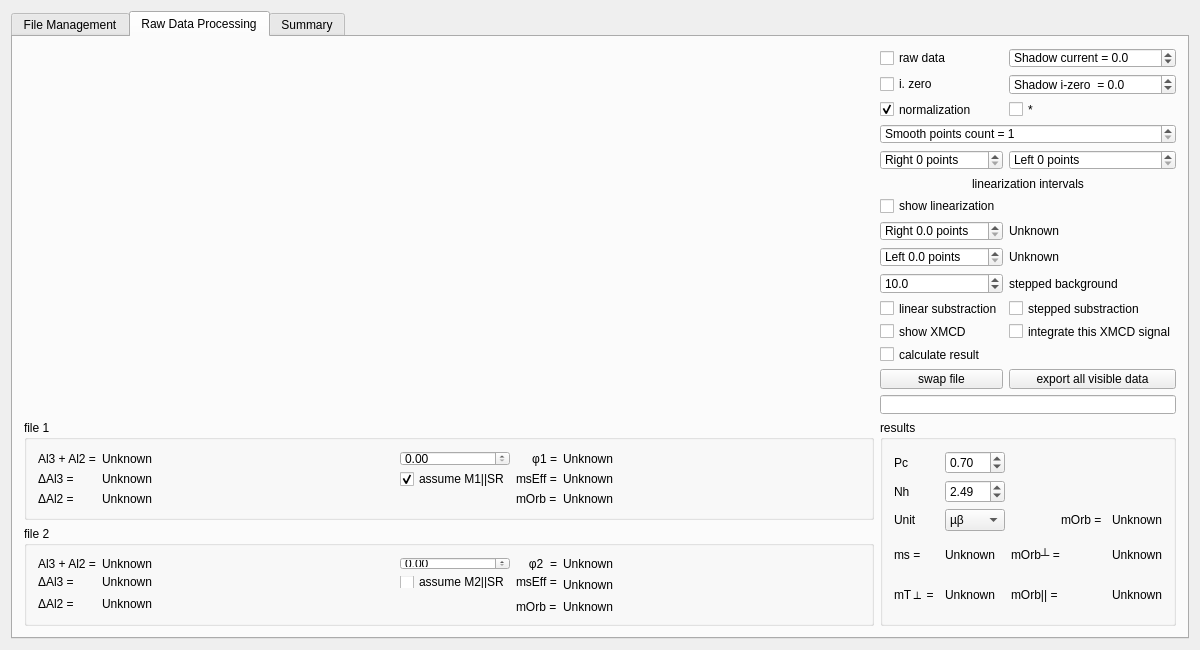
Qt form mainwindow.ui (Rezenter/XMCDAnalyser) before a commit.
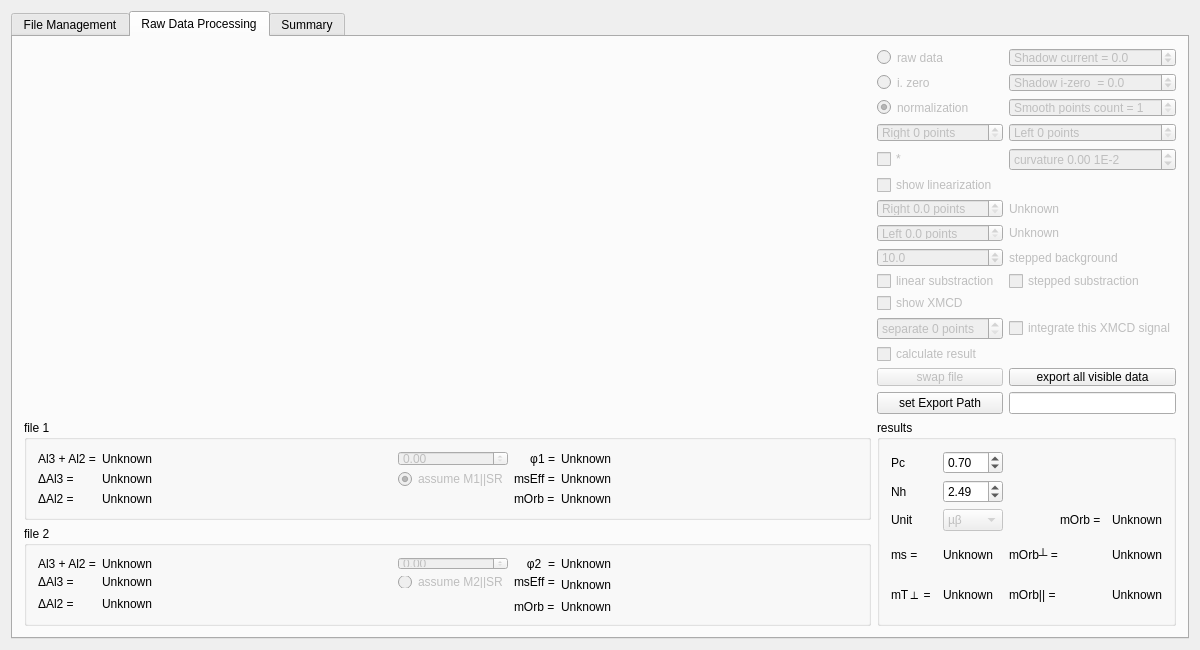
The same form after that commit.

What changed in the file:
```diff
--- a/mainwindow.ui
+++ b/mainwindow.ui
@@ -359,8 +359,82 @@
         </item>
         <item row="0" column="1">
          <layout class="QGridLayout" name="gridLayout">
+          <item row="0" column="0">
+           <widget class="QRadioButton" name="rawBox">
+            <property name="enabled">
+             <bool>false</bool>
+            </property>
+            <property name="sizePolicy">
+             <sizepolicy hsizetype="Minimum" vsizetype="Fixed">
+              <horstretch>0</horstretch>
+              <verstretch>0</verstretch>
+             </sizepolicy>
+            </property>
+            <property name="minimumSize">
+             <size>
+              <width>0</width>
+              <height>15</height>
+             </size>
+            </property>
+            <property name="toolTip">
+             <string>Bare data strait from beamline.</string>
+            </property>
+            <property name="toolTipDuration">
+             <number>100000</number>
+            </property>
+            <property name="statusTip">
+             <string/>
+            </property>
+            <property name="text">
+             <string>raw data</string>
+            </property>
+            <property name="checkable">
+             <bool>true</bool>
+            </property>
+            <property name="autoExclusive">
+             <bool>true</bool>
+            </property>
+            <attribute name="buttonGroup">
+             <string notr="true">dataTypeGroup</string>
+            </attribute>
+           </widget>
+          </item>
+          <item row="2" column="0">
+           <widget class="QRadioButton" name="normBox">
+            <property name="enabled">
+             <bool>false</bool>
+            </property>
+            <property name="minimumSize">
+             <size>
+              <width>0</width>
+              <height>15</height>
+             </size>
+            </property>
+            <property name="toolTip">
+             <string>(raw data)/(i.zero)</string>
+            </property>
+            <property name="toolTipDuration">
+             <number>100000</number>
+            </property>
+            <property name="text">
+             <string>normalization</string>
+            </property>
+            <property name="checked">
+             <bool>true</bool>
+            </property>
+            <property name="autoExclusive">
+             <bool>true</bool>
+            </property>
+            <attribute name="buttonGroup">
+             <string notr="true">dataTypeGroup</string>
+            </attribute>
+           </widget>
+          </item>
           <item row="0" column="1">
            <widget class="QDoubleSpinBox" name="shadowSpinBox">
+            <property name="enabled">
+             <bool>false</bool>
+            </property>
             <property name="minimumSize">
              <size>
               <width>0</width>
@@ -387,7 +461,7 @@
             </property>
            </widget>
           </item>
-          <item row="13" column="1">
+          <item row="15" column="1">
            <widget class="QPushButton" name="exportButton">
             <property name="sizePolicy">
              <sizepolicy hsizetype="Minimum" vsizetype="Fixed">
@@ -412,27 +486,11 @@
             </property>
            </widget>
           </item>
-          <item row="4" column="1">
-           <widget class="QSpinBox" name="bSpinBox">
-            <property name="minimumSize">
-             <size>
-              <width>0</width>
-              <height>15</height>
-             </size>
-            </property>
-            <property name="toolTipDuration">
-             <number>100000</number>
-            </property>
-            <property name="suffix">
-             <string> points</string>
-            </property>
-            <property name="prefix">
-             <string>Left </string>
-            </property>
-           </widget>
-          </item>
           <item row="6" column="0">
            <widget class="QCheckBox" name="linearBox">
+            <property name="enabled">
+             <bool>false</bool>
+            </property>
             <property name="minimumSize">
              <size>
               <width>0</width>
@@ -445,41 +503,13 @@
             <property name="text">
              <string>show linearization</string>
             </property>
-            <attribute name="buttonGroup">
-             <string notr="true">elseGroup</string>
-            </attribute>
-           </widget>
-          </item>
-          <item row="12" column="0">
-           <widget class="QCheckBox" name="calculateBox">
-            <property name="sizePolicy">
-             <sizepolicy hsizetype="Minimum" vsizetype="Fixed">
-              <horstretch>0</horstretch>
-              <verstretch>0</verstretch>
-             </sizepolicy>
-            </property>
-            <property name="minimumSize">
-             <size>
-              <width>0</width>
-              <height>15</height>
-             </size>
-            </property>
-            <property name="toolTip">
-             <string>If both files have calculated integrals, calculate resulting moments.</string>
-            </property>
-            <property name="toolTipDuration">
-             <number>100000</number>
-            </property>
-            <property name="text">
-             <string>calculate result</string>
-            </property>
-            <attribute name="buttonGroup">
-             <string notr="true">elseGroup</string>
-            </attribute>
            </widget>
           </item>
           <item row="9" column="1">
            <widget class="QLabel" name="label_24">
+            <property name="enabled">
+             <bool>false</bool>
+            </property>
             <property name="sizePolicy">
              <sizepolicy hsizetype="Minimum" vsizetype="Minimum">
               <horstretch>0</horstretch>
@@ -497,42 +527,11 @@
             </property>
            </widget>
           </item>
-          <item row="0" column="0">
-           <widget class="QCheckBox" name="rawBox">
-            <property name="sizePolicy">
-             <sizepolicy hsizetype="Minimum" vsizetype="Fixed">
-              <horstretch>0</horstretch>
-              <verstretch>0</verstretch>
-             </sizepolicy>
-            </property>
-            <property name="minimumSize">
-             <size>
-              <width>0</width>
-              <height>15</height>
-             </size>
-            </property>
-            <property name="toolTip">
-             <string>Bare data strait from beamline.</string>
-            </property>
-            <property name="toolTipDuration">
-             <number>100000</number>
-            </property>
-            <property name="statusTip">
-             <string/>
-            </property>
-            <property name="text">
-             <string>raw data</string>
-            </property>
-            <property name="autoExclusive">
-             <bool>true</bool>
-            </property>
-            <attribute name="buttonGroup">
-             <string notr="true">normGroup</string>
-            </attribute>
-           </widget>
-          </item>
-          <item row="13" column="0">
+          <item row="15" column="0">
            <widget class="QPushButton" name="swapButton">
+            <property name="enabled">
+             <bool>false</bool>
+            </property>
             <property name="minimumSize">
              <size>
               <width>0</width>
@@ -547,7 +546,7 @@
             </property>
            </widget>
           </item>
-          <item row="14" column="0" colspan="2">
+          <item row="16" column="1">
            <widget class="QLineEdit" name="exportLine">
             <property name="sizePolicy">
              <sizepolicy hsizetype="Minimum" vsizetype="Fixed">
@@ -569,8 +568,55 @@
             </property>
            </widget>
           </item>
+          <item row="3" column="0">
+           <widget class="QSpinBox" name="tSpinBox">
+            <property name="enabled">
+             <bool>false</bool>
+            </property>
+            <property name="minimumSize">
+             <size>
+              <width>0</width>
+              <height>15</height>
+             </size>
+            </property>
+            <property name="toolTipDuration">
+             <number>100000</number>
+            </property>
+            <property name="suffix">
+             <string> points</string>
+            </property>
+            <property name="prefix">
+             <string>Right </string>
+            </property>
+           </widget>
+          </item>
+          <item row="3" column="1">
+           <widget class="QSpinBox" name="bSpinBox">
+            <property name="enabled">
+             <bool>false</bool>
+            </property>
+            <property name="minimumSize">
+             <size>
+              <width>0</width>
+              <height>15</height>
+             </size>
+            </property>
+            <property name="toolTipDuration">
+             <number>100000</number>
+            </property>
+            <property name="suffix">
+             <string> points</string>
+            </property>
+            <property name="prefix">
+             <string>Left </string>
+            </property>
+           </widget>
+          </item>
           <item row="1" column="0">
-           <widget class="QCheckBox" name="zeroBox">
+           <widget class="QRadioButton" name="zeroBox">
+            <property name="enabled">
+             <bool>false</bool>
+            </property>
             <property name="sizePolicy">
              <sizepolicy hsizetype="Minimum" vsizetype="Fixed">
               <horstretch>0</horstretch>
@@ -603,8 +649,58 @@
             </attribute>
            </widget>
           </item>
+          <item row="2" column="1">
+           <widget class="QSpinBox" name="smoothSpinBox">
+            <property name="enabled">
+             <bool>false</bool>
+            </property>
+            <property name="minimumSize">
+             <size>
+              <width>0</width>
+              <height>15</height>
+             </size>
+            </property>
+            <property name="prefix">
+             <string>Smooth points count = </string>
+            </property>
+            <property name="minimum">
+             <number>1</number>
+            </property>
+            <property name="maximum">
+             <number>10</number>
+            </property>
+           </widget>
+          </item>
+          <item row="4" column="0">
+           <widget class="QCheckBox" name="mulBox">
+            <property name="enabled">
+             <bool>false</bool>
+            </property>
+            <property name="minimumSize">
+             <size>
+              <width>0</width>
+              <height>15</height>
+             </size>
+            </property>
+            <property name="toolTip">
+             <string>Multiply right polarization signal by constant in orger to equalize left edge.</string>
+            </property>
+            <property name="toolTipDuration">
+             <number>100000</number>
+            </property>
+            <property name="text">
+             <string>*</string>
+            </property>
+            <property name="checked">
+             <bool>false</bool>
+            </property>
+           </widget>
+          </item>
           <item row="8" column="1">
            <widget class="QLabel" name="rkLabel">
+            <property name="enabled">
+             <bool>false</bool>
+            </property>
             <property name="minimumSize">
              <size>
               <width>0</width>
@@ -622,36 +718,11 @@
             </property>
            </widget>
           </item>
-          <item row="11" column="1">
-           <widget class="QCheckBox" name="integrateBox">
-            <property name="sizePolicy">
-             <sizepolicy hsizetype="Minimum" vsizetype="Fixed">
-              <horstretch>0</horstretch>
-              <verstretch>0</verstretch>
-             </sizepolicy>
-            </property>
-            <property name="minimumSize">
-             <size>
-              <width>0</width>
-              <height>15</height>
-             </size>
-            </property>
-            <property name="toolTip">
-             <string>Calculate integrals based on the XMSD signal. Show them in the next tab.</string>
-            </property>
-            <property name="toolTipDuration">
-             <number>100000</number>
-            </property>
-            <property name="text">
-             <string>integrate this XMCD signal</string>
-            </property>
-            <attribute name="buttonGroup">
-             <string notr="true">elseGroup</string>
-            </attribute>
-           </widget>
-          </item>
           <item row="7" column="0">
            <widget class="QDoubleSpinBox" name="rlSpinBox">
+            <property name="enabled">
+             <bool>false</bool>
+            </property>
             <property name="minimumSize">
              <size>
               <width>0</width>
@@ -680,6 +751,9 @@
           </item>
           <item row="1" column="1">
            <widget class="QDoubleSpinBox" name="zeroShadowSpinBox">
+            <property name="enabled">
+             <bool>false</bool>
+            </property>
             <property name="minimumSize">
              <size>
               <width>0</width>
@@ -708,6 +782,9 @@
           </item>
           <item row="9" column="0">
            <widget class="QDoubleSpinBox" name="filletSpinBox">
+            <property name="enabled">
+             <bool>false</bool>
+            </property>
             <property name="minimumSize">
              <size>
               <width>0</width>
@@ -734,55 +811,11 @@
             </property>
            </widget>
           </item>
-          <item row="2" column="0">
-           <widget class="QCheckBox" name="normBox">
-            <property name="minimumSize">
-             <size>
-              <width>0</width>
-              <height>15</height>
-             </size>
-            </property>
-            <property name="toolTip">
-             <string>(raw data)/(i.zero)</string>
-            </property>
-            <property name="toolTipDuration">
-             <number>100000</number>
-            </property>
-            <property name="text">
-             <string>normalization</string>
-            </property>
-            <property name="checked">
-             <bool>true</bool>
-            </property>
-            <property name="autoExclusive">
-             <bool>true</bool>
-            </property>
-            <attribute name="buttonGroup">
-             <string notr="true">normGroup</string>
-            </attribute>
-           </widget>
-          </item>
-          <item row="4" column="0">
-           <widget class="QSpinBox" name="tSpinBox">
-            <property name="minimumSize">
-             <size>
-              <width>0</width>
-              <height>15</height>
-             </size>
-            </property>
-            <property name="toolTipDuration">
-             <number>100000</number>
-            </property>
-            <property name="suffix">
-             <string> points</string>
-            </property>
-            <property name="prefix">
-             <string>Right </string>
-            </property>
-           </widget>
-          </item>
           <item row="10" column="0">
            <widget class="QCheckBox" name="linearBackgroundBox">
+            <property name="enabled">
+             <bool>false</bool>
+            </property>
             <property name="sizePolicy">
              <sizepolicy hsizetype="Minimum" vsizetype="Fixed">
               <horstretch>0</horstretch>
@@ -811,6 +844,9 @@
           </item>
           <item row="8" column="0">
            <widget class="QDoubleSpinBox" name="llSpinBox">
+            <property name="enabled">
+             <bool>false</bool>
+            </property>
             <property name="minimumSize">
              <size>
               <width>0</width>
@@ -839,6 +875,9 @@
           </item>
           <item row="10" column="1">
            <widget class="QCheckBox" name="steppedBackgroundBox">
+            <property name="enabled">
+             <bool>false</bool>
+            </property>
             <property name="sizePolicy">
              <sizepolicy hsizetype="Minimum" vsizetype="Fixed">
               <horstretch>0</horstretch>
@@ -870,6 +909,9 @@
           </item>
           <item row="7" column="1">
            <widget class="QLabel" name="lkLabel">
+            <property name="enabled">
+             <bool>false</bool>
+            </property>
             <property name="minimumSize">
              <size>
               <width>0</width>
@@ -889,6 +931,9 @@
           </item>
           <item row="11" column="0">
            <widget class="QCheckBox" name="diffBox">
+            <property name="enabled">
+             <bool>false</bool>
+            </property>
             <property name="sizePolicy">
              <sizepolicy hsizetype="Minimum" vsizetype="Fixed">
               <horstretch>0</horstretch>
@@ -924,8 +969,24 @@
             </attribute>
            </widget>
           </item>
-          <item row="2" column="1">
-           <widget class="QCheckBox" name="mulBox">
+          <item row="16" column="0">
+           <widget class="QPushButton" name="setExportPath1Button">
+            <property name="text">
+             <string>set Export Path</string>
+            </property>
+           </widget>
+          </item>
+          <item row="12" column="1">
+           <widget class="QCheckBox" name="integrateBox">
+            <property name="enabled">
+             <bool>false</bool>
+            </property>
+            <property name="sizePolicy">
+             <sizepolicy hsizetype="Minimum" vsizetype="Fixed">
+              <horstretch>0</horstretch>
+              <verstretch>0</verstretch>
+             </sizepolicy>
+            </property>
             <property name="minimumSize">
              <size>
               <width>0</width>
@@ -939,48 +1000,67 @@
              <number>100000</number>
             </property>
             <property name="text">
-             <string>*</string>
+             <string>integrate this XMCD signal</string>
             </property>
-            <property name="checked">
-             <bool>false</bool>
-            </property>
-            <attribute name="buttonGroup">
-             <string notr="true">normGroup</string>
-            </attribute>
            </widget>
           </item>
-          <item row="3" column="0" colspan="2">
-           <widget class="QSpinBox" name="smoothSpinBox">
+          <item row="13" column="0">
+           <widget class="QCheckBox" name="calculateBox">
+            <property name="enabled">
+             <bool>false</bool>
+            </property>
+            <property name="sizePolicy">
+             <sizepolicy hsizetype="Minimum" vsizetype="Fixed">
+              <horstretch>0</horstretch>
+              <verstretch>0</verstretch>
+             </sizepolicy>
+            </property>
             <property name="minimumSize">
              <size>
               <width>0</width>
               <height>15</height>
              </size>
             </property>
+            <property name="toolTip">
+             <string>If both files have calculated integrals, calculate resulting moments.</string>
+            </property>
+            <property name="toolTipDuration">
+             <number>100000</number>
+            </property>
+            <property name="text">
+             <string>calculate result</string>
+            </property>
+           </widget>
+          </item>
+          <item row="12" column="0">
+           <widget class="QSpinBox" name="integrationLimitSpinBox">
+            <property name="enabled">
+             <bool>false</bool>
+            </property>
+            <property name="suffix">
+             <string> points</string>
+            </property>
             <property name="prefix">
-             <string>Smooth points count = </string>
+             <string>separate </string>
+            </property>
+           </widget>
+          </item>
+          <item row="4" column="1">
+           <widget class="QDoubleSpinBox" name="mulCoeffSpinBox">
+            <property name="enabled">
+             <bool>false</bool>
+            </property>
+            <property name="prefix">
+             <string>curvature </string>
+            </property>
+            <property name="suffix">
+             <string> 1E-2</string>
             </property>
             <property name="minimum">
-             <number>1</number>
+             <double>-100.000000000000000</double>
             </property>
-            <property name="maximum">
-             <number>10</number>
-            </property>
-           </widget>
-          </item>
-          <item row="5" column="0" colspan="2">
-           <widget class="QLabel" name="label">
-            <property name="minimumSize">
-             <size>
-              <width>0</width>
-              <height>15</height>
-             </size>
-            </property>
-            <property name="text">
-             <string>linearization intervals</string>
-            </property>
-            <property name="alignment">
-             <set>Qt::AlignCenter</set>
+            <property name="singleStep">
+             <double>0.010000000000000</double>
             </property>
            </widget>
           </item>
@@ -1188,19 +1268,6 @@
              </property>
             </widget>
            </item>
-           <item row="1" column="2" colspan="2">
-            <widget class="QCheckBox" name="angle1Box_2">
-             <property name="toolTip">
-              <string>Use this file as start point to calculate second M. angle.</string>
-             </property>
-             <property name="text">
-              <string>assume M1||SR</string>
-             </property>
-             <property name="checked">
-              <bool>true</bool>
-             </property>
-            </widget>
-           </item>
            <item row="0" column="4">
             <widget class="QLabel" name="label_36">
              <property name="toolTip">
@@ -1231,7 +1298,10 @@
             </widget>
            </item>
            <item row="0" column="2" colspan="2">
-            <widget class="QDoubleSpinBox" name="phi1OffsetBox_2">
+            <widget class="QDoubleSpinBox" name="phi1OffsetSpinBox">
+             <property name="enabled">
+              <bool>false</bool>
+             </property>
              <property name="maximum">
               <double>90.000000000000000</double>
              </property>
@@ -1240,6 +1310,25 @@
              </property>
             </widget>
            </item>
+           <item row="1" column="2" colspan="2">
+            <widget class="QRadioButton" name="angle1Box">
+             <property name="enabled">
+              <bool>false</bool>
+             </property>
+             <property name="toolTip">
+              <string>Use this file as start point to calculate second M. angle.</string>
+             </property>
+             <property name="text">
+              <string>assume M1||SR</string>
+             </property>
+             <property name="checked">
+              <bool>true</bool>
+             </property>
+             <attribute name="buttonGroup">
+              <string notr="true">angleGroup</string>
+             </attribute>
+            </widget>
+           </item>
           </layout>
          </widget>
         </item>
@@ -1326,6 +1415,9 @@
            </item>
            <item row="2" column="1">
             <widget class="QComboBox" name="unitBox_2">
+             <property name="enabled">
+              <bool>false</bool>
+             </property>
              <property name="toolTip">
               <string>Unit selection.</string>
              </property>
@@ -1640,16 +1732,6 @@
              </property>
             </widget>
            </item>
-           <item row="1" column="2">
-            <widget class="QCheckBox" name="angle2Box_2">
-             <property name="toolTip">
-              <string>Use this file as start point to calculate second M. angle.</string>
-             </property>
-             <property name="text">
-              <string>assume M2||SR</string>
-             </property>
-            </widget>
-           </item>
            <item row="0" column="3">
             <widget class="QLabel" name="label_33">
              <property name="sizePolicy">
@@ -1686,7 +1768,10 @@
             </widget>
            </item>
            <item row="0" column="2">
-            <widget class="QDoubleSpinBox" name="phi2OffsetBox_2">
+            <widget class="QDoubleSpinBox" name="phi2OffsetSpinBox">
+             <property name="enabled">
+              <bool>false</bool>
+             </property>
              <property name="maximum">
               <double>90.000000000000000</double>
              </property>
@@ -1695,6 +1780,22 @@
              </property>
             </widget>
            </item>
+           <item row="1" column="2">
+            <widget class="QRadioButton" name="angle2Box">
+             <property name="enabled">
+              <bool>false</bool>
+             </property>
+             <property name="toolTip">
+              <string>Use this file as start point to calculate second M. angle.</string>
+             </property>
+             <property name="text">
+              <string>assume M2||SR</string>
+             </property>
+             <attribute name="buttonGroup">
+              <string notr="true">angleGroup</string>
+             </attribute>
+            </widget>
+           </item>
           </layout>
          </widget>
         </item>
```
Left out of the diff: 398 changed lines with no effect on the pictures.
